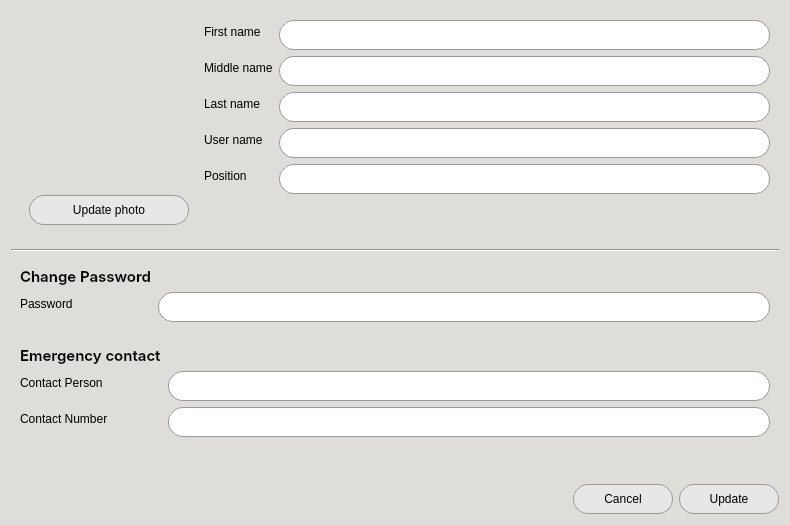
Qt form CAI_PyQt/CAI_Admin/UI/FormEditUser.ui (CPG19040/CPG19040) before a commit.
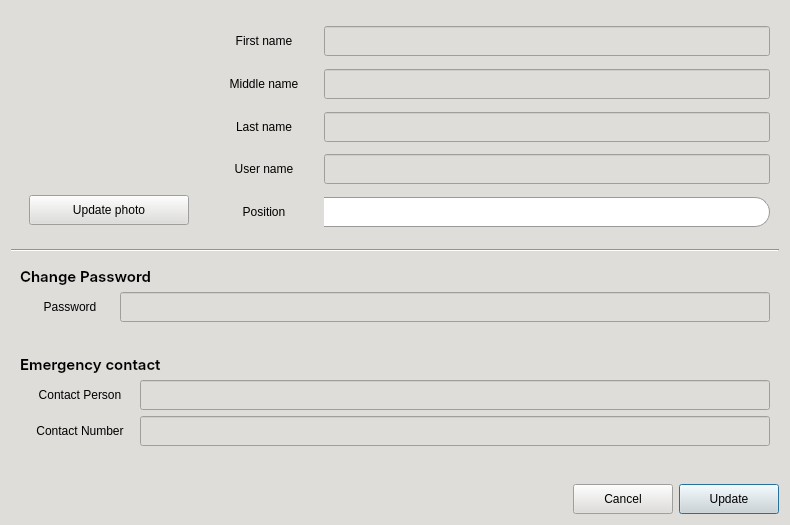
The same form after that commit. Icons and pictures are not drawn.

What changed in the file:
```diff
--- a/CAI_PyQt/CAI_Admin/UI/FormEditUser.ui
+++ b/CAI_PyQt/CAI_Admin/UI/FormEditUser.ui
@@ -31,9 +31,40 @@
 	color: black;
 }
 
-QPushButton {
+QPushButton[class=&quot;button-green&quot;] {
+	border: 1px solid #0a5128;
+    border-radius: 15px;
+    padding: 0px 10px 0px;
+    background: qlineargradient(x1:0, y1:0, x2:0, y2:1, 
+                                stop:0 #1ebd5d, 
+                                stop:1 #107f3f);
+    color: #FFF;
+    font: 10pt &quot;Inter SemiBold&quot;;
+}
+
+QPushButton[class=&quot;button-green&quot;]:hover {
+    background: qlineargradient(x1:0, y1:0, x2:0, y2:1, 
+                                stop:0 #2ecc71, 
+                                stop:1 #27AE60);
+}
+
+QPushButton[class=&quot;button-green&quot;]:pressed {
+    background: qlineargradient(x1:0, y1:0, x2:0, y2:1, 
+                                stop:0 #0b572a, 
+                                stop:1 #129046); 
+}
+
+QPushButton[class=&quot;button-green&quot;]:disabled {
+    background: #A5D6A7;
+    color: #E8F5E9;
+    opacity: 0.6;
+}
+
+*[class=&quot;button-normal&quot;] {
 	font: 10pt &quot;Inter&quot;;
-	background-color: #e7e7e7;
+	background: qlineargradient(x1:0, y1:0, x2:0, y2:1, 
+                                stop:0 #ffffff, 
+                                stop:1 #d8ecf6);
 	color: black;
 	border-radius: 15px;
 	border: 1px solid rgb(154, 153, 150);
@@ -43,21 +74,54 @@
 	background-color: white;
 }
 
-QLineEdit {
-	background-color: rgb(255, 255, 255); 
-	border-radius: 15px;
+*[class=&quot;button-normal&quot;]:pressed {
+    background: qlineargradient(x1:0, y1:0, x2:0, y2:1, 
+                                stop:0 #dce5e9, 
+                                stop:1 #ffffff);
+}
+
+*[class=&quot;button-normal&quot;]:disabled {
+	background: #f5f5f5;
+	border: 1px solid #dcdcdc;
+	color: #aeaeae;
+}
+
+*[class=&quot;input-field&quot;] {
+	background-color: transparent;
+}
+
+*[class=&quot;input-field&quot;] QLineEdit {
+	background-color: #ffffff;
 	border: 1px solid #999;
-	padding: 0px 15px;
+	border-left: none;
+	border-top-right-radius: 15px;
+	border-bottom-right-radius: 15px;
+	padding: 0px 8px;
+	color: black;
+}
+
+*[class=&quot;input-field&quot;] QLabel {
+	background-color: rgb(192, 191, 188);
+	border-left: 1px solid #999;
+	border-top: 1px solid #999;
+	border-bottom: 1px solid #999;
+	border-right: none;
+	border-top-left-radius: 15px;
+	border-bottom-left-radius: 15px;
+	padding-left: 8px;
+	color: black;
 }
 
 QComboBox {
     border: 1px solid #999;
-    border-radius: 15px; /* Fully rounded pills */
-    padding: 0px 15px 0px;
+    border-left: none;
+    padding: 0px 10px;
     background-color: #ffffff;
     color: #333333;
-    font: 10pt &quot;Inter Medium&quot;; /* Consolidated font settings */
+    font: 10pt &quot;Inter Medium&quot;;
     selection-background-color: #7eb4d7;
+	border-top-right-radius: 15px;
+	border-bottom-right-radius: 15px;
 }
 
 QComboBox:focus, QLineEdit:focus {
@@ -173,7 +237,10 @@
       </item>
       <item>
        <widget class="QWidget" name="grp_info" native="true">
-        <layout class="QFormLayout" name="formLayout_3">
+        <layout class="QVBoxLayout" name="verticalLayout_2">
+         <property name="spacing">
+          <number>0</number>
+         </property>
          <property name="leftMargin">
           <number>0</number>
          </property>
@@ -186,14 +253,50 @@
          <property name="bottomMargin">
           <number>0</number>
          </property>
-         <item row="0" column="0">
+         <item>
+          <widget class="QWidget" name="widget_2" native="true">
+           <property name="class" stdset="0">
+            <string>input-field</string>
+           </property>
+           <layout class="QHBoxLayout" name="horizontalLayout_3">
+            <property name="spacing">
+             <number>0</number>
+            </property>
+            <property name="leftMargin">
+             <number>0</number>
+            </property>
+            <property name="topMargin">
+             <number>0</number>
+            </property>
+            <property name="rightMargin">
+             <number>0</number>
+            </property>
+            <property name="bottomMargin">
+             <number>0</number>
+            </property>
+            <item>
           <widget class="QLabel" name="label_8">
+              <property name="minimumSize">
+               <size>
+                <width>120</width>
+                <height>30</height>
+               </size>
+              </property>
+              <property name="maximumSize">
+               <size>
+                <width>120</width>
+                <height>30</height>
+               </size>
+              </property>
            <property name="text">
             <string>First name</string>
            </property>
-          </widget>
-         </item>
-         <item row="0" column="1">
+              <property name="alignment">
+               <set>Qt::AlignCenter</set>
+              </property>
+             </widget>
+            </item>
+            <item>
           <widget class="QLineEdit" name="lineEdit_firstname">
            <property name="minimumSize">
             <size>
@@ -206,14 +309,53 @@
            </property>
           </widget>
          </item>
-         <item row="1" column="0">
+           </layout>
+          </widget>
+         </item>
+         <item>
+          <widget class="QWidget" name="widget_4" native="true">
+           <property name="class" stdset="0">
+            <string>input-field</string>
+           </property>
+           <layout class="QHBoxLayout" name="horizontalLayout_4">
+            <property name="spacing">
+             <number>0</number>
+            </property>
+            <property name="leftMargin">
+             <number>0</number>
+            </property>
+            <property name="topMargin">
+             <number>0</number>
+            </property>
+            <property name="rightMargin">
+             <number>0</number>
+            </property>
+            <property name="bottomMargin">
+             <number>0</number>
+            </property>
+            <item>
           <widget class="QLabel" name="label_9">
+              <property name="minimumSize">
+               <size>
+                <width>120</width>
+                <height>30</height>
+               </size>
+              </property>
+              <property name="maximumSize">
+               <size>
+                <width>120</width>
+                <height>30</height>
+               </size>
+              </property>
            <property name="text">
             <string>Middle name</string>
            </property>
-          </widget>
-         </item>
-         <item row="1" column="1">
+              <property name="alignment">
+               <set>Qt::AlignCenter</set>
+              </property>
+             </widget>
+            </item>
+            <item>
           <widget class="QLineEdit" name="lineEdit_middlename">
            <property name="minimumSize">
             <size>
@@ -226,14 +368,53 @@
            </property>
           </widget>
          </item>
-         <item row="2" column="0">
+           </layout>
+          </widget>
+         </item>
+         <item>
+          <widget class="QWidget" name="widget_5" native="true">
+           <property name="class" stdset="0">
+            <string>input-field</string>
+           </property>
+           <layout class="QHBoxLayout" name="horizontalLayout_5">
+            <property name="spacing">
+             <number>0</number>
+            </property>
+            <property name="leftMargin">
+             <number>0</number>
+            </property>
+            <property name="topMargin">
+             <number>0</number>
+            </property>
+            <property name="rightMargin">
+             <number>0</number>
+            </property>
+            <property name="bottomMargin">
+             <number>0</number>
+            </property>
+            <item>
           <widget class="QLabel" name="label_10">
+              <property name="minimumSize">
+               <size>
+                <width>120</width>
+                <height>30</height>
+               </size>
+              </property>
+              <property name="maximumSize">
+               <size>
+                <width>120</width>
+                <height>30</height>
+               </size>
+              </property>
            <property name="text">
             <string>Last name</string>
            </property>
-          </widget>
-         </item>
-         <item row="2" column="1">
+              <property name="alignment">
+               <set>Qt::AlignCenter</set>
+              </property>
+             </widget>
+            </item>
+            <item>
           <widget class="QLineEdit" name="lineEdit_lastname">
            <property name="minimumSize">
             <size>
@@ -246,14 +427,53 @@
            </property>
           </widget>
          </item>
-         <item row="3" column="0">
+           </layout>
+          </widget>
+         </item>
+         <item>
+          <widget class="QWidget" name="widget_6" native="true">
+           <property name="class" stdset="0">
+            <string>input-field</string>
+           </property>
+           <layout class="QHBoxLayout" name="horizontalLayout_6">
+            <property name="spacing">
+             <number>0</number>
+            </property>
+            <property name="leftMargin">
+             <number>0</number>
+            </property>
+            <property name="topMargin">
+             <number>0</number>
+            </property>
+            <property name="rightMargin">
+             <number>0</number>
+            </property>
+            <property name="bottomMargin">
+             <number>0</number>
+            </property>
+            <item>
           <widget class="QLabel" name="label_11">
+              <property name="minimumSize">
+               <size>
+                <width>120</width>
+                <height>30</height>
+               </size>
+              </property>
+              <property name="maximumSize">
+               <size>
+                <width>120</width>
+                <height>30</height>
+               </size>
+              </property>
            <property name="text">
             <string>User name</string>
            </property>
-          </widget>
-         </item>
-         <item row="3" column="1">
+              <property name="alignment">
+               <set>Qt::AlignCenter</set>
+              </property>
+             </widget>
+            </item>
+            <item>
           <widget class="QLineEdit" name="lineEdit_username">
            <property name="minimumSize">
             <size>
@@ -266,27 +486,69 @@
            </property>
           </widget>
          </item>
-         <item row="4" column="1">
-          <widget class="QComboBox" name="comboBox_position">
-           <property name="minimumSize">
-            <size>
-             <width>0</width>
-             <height>30</height>
-            </size>
-           </property>
-           <property name="styleSheet">
-            <string notr="true"/>
-           </property>
-           <property name="editable">
-            <bool>true</bool>
-           </property>
+           </layout>
           </widget>
          </item>
-         <item row="4" column="0">
+         <item>
+          <widget class="QWidget" name="widget_7" native="true">
+           <property name="class" stdset="0">
+            <string>input-field</string>
+           </property>
+           <layout class="QHBoxLayout" name="horizontalLayout_7">
+            <property name="spacing">
+             <number>0</number>
+            </property>
+            <property name="leftMargin">
+             <number>0</number>
+            </property>
+            <property name="topMargin">
+             <number>0</number>
+            </property>
+            <property name="rightMargin">
+             <number>0</number>
+            </property>
+            <property name="bottomMargin">
+             <number>0</number>
+            </property>
+            <item>
           <widget class="QLabel" name="label_13">
+              <property name="minimumSize">
+               <size>
+                <width>120</width>
+                <height>30</height>
+               </size>
+              </property>
+              <property name="maximumSize">
+               <size>
+                <width>120</width>
+                <height>30</height>
+               </size>
+              </property>
            <property name="text">
             <string>Position</string>
            </property>
+              <property name="alignment">
+               <set>Qt::AlignCenter</set>
+              </property>
+             </widget>
+            </item>
+            <item>
+             <widget class="QComboBox" name="comboBox_position">
+              <property name="minimumSize">
+               <size>
+                <width>0</width>
+                <height>30</height>
+               </size>
+              </property>
+              <property name="styleSheet">
+               <string notr="true"/>
+              </property>
+              <property name="editable">
+               <bool>true</bool>
+              </property>
+             </widget>
+            </item>
+           </layout>
           </widget>
          </item>
         </layout>
@@ -310,8 +572,8 @@
      <property name="styleSheet">
       <string notr="true"/>
      </property>
-     <layout class="QFormLayout" name="formLayout_6">
-      <item row="0" column="0">
+     <layout class="QVBoxLayout" name="verticalLayout_3">
+      <item>
        <widget class="QLabel" name="label_25">
         <property name="font">
          <font>
@@ -326,14 +588,47 @@
         </property>
        </widget>
       </item>
-      <item row="1" column="0">
+      <item>
+       <widget class="QWidget" name="widget_8" native="true">
+        <property name="class" stdset="0">
+         <string>input-field</string>
+        </property>
+        <layout class="QHBoxLayout" name="horizontalLayout_8">
+         <property name="spacing">
+          <number>0</number>
+         </property>
+         <property name="leftMargin">
+          <number>0</number>
+         </property>
+         <property name="topMargin">
+          <number>0</number>
+         </property>
+         <property name="rightMargin">
+          <number>0</number>
+         </property>
+         <item>
        <widget class="QLabel" name="label_12">
+           <property name="minimumSize">
+            <size>
+             <width>100</width>
+             <height>30</height>
+            </size>
+           </property>
+           <property name="maximumSize">
+            <size>
+             <width>16777215</width>
+             <height>30</height>
+            </size>
+           </property>
         <property name="text">
          <string>Password</string>
         </property>
-       </widget>
-      </item>
-      <item row="1" column="1">
+           <property name="alignment">
+            <set>Qt::AlignCenter</set>
+           </property>
+          </widget>
+         </item>
+         <item>
        <widget class="QLineEdit" name="lineEdit_password">
         <property name="minimumSize">
          <size>
@@ -352,6 +647,9 @@
      </layout>
     </widget>
    </item>
+     </layout>
+    </widget>
+   </item>
    <item>
     <widget class="QWidget" name="widget_form_2" native="true">
      <property name="enabled">
@@ -360,8 +658,8 @@
      <property name="styleSheet">
       <string notr="true"/>
      </property>
-     <layout class="QFormLayout" name="formLayout_5">
-      <item row="0" column="0">
+     <layout class="QVBoxLayout" name="verticalLayout_4">
+      <item>
        <widget class="QLabel" name="label_24">
         <property name="font">
          <font>
@@ -376,7 +674,50 @@
         </property>
        </widget>
       </item>
-      <item row="1" column="1">
+      <item>
+       <widget class="QWidget" name="widget_9" native="true">
+        <property name="class" stdset="0">
+         <string>input-field</string>
+        </property>
+        <layout class="QHBoxLayout" name="horizontalLayout_9">
+         <property name="spacing">
+          <number>0</number>
+         </property>
+         <property name="leftMargin">
+          <number>0</number>
+         </property>
+         <property name="topMargin">
+          <number>0</number>
+         </property>
+         <property name="rightMargin">
+          <number>0</number>
+         </property>
+         <property name="bottomMargin">
+          <number>0</number>
+         </property>
+         <item>
+          <widget class="QLabel" name="label_22">
+           <property name="minimumSize">
+            <size>
+             <width>120</width>
+             <height>30</height>
+            </size>
+           </property>
+           <property name="maximumSize">
+            <size>
+             <width>16777215</width>
+             <height>30</height>
+            </size>
+           </property>
+           <property name="text">
+            <string>Contact Person</string>
+           </property>
+           <property name="alignment">
+            <set>Qt::AlignCenter</set>
+           </property>
+          </widget>
+         </item>
+         <item>
        <widget class="QLineEdit" name="txtContactPerson">
         <property name="minimumSize">
          <size>
@@ -389,14 +730,53 @@
         </property>
        </widget>
       </item>
-      <item row="2" column="0">
+        </layout>
+       </widget>
+      </item>
+      <item>
+       <widget class="QWidget" name="widget_11" native="true">
+        <property name="class" stdset="0">
+         <string>input-field</string>
+        </property>
+        <layout class="QHBoxLayout" name="horizontalLayout_11">
+         <property name="spacing">
+          <number>0</number>
+         </property>
+         <property name="leftMargin">
+          <number>0</number>
+         </property>
+         <property name="topMargin">
+          <number>0</number>
+         </property>
+         <property name="rightMargin">
+          <number>0</number>
+         </property>
+         <property name="bottomMargin">
+          <number>0</number>
+         </property>
+         <item>
        <widget class="QLabel" name="label_23">
+           <property name="minimumSize">
+            <size>
+             <width>120</width>
+             <height>30</height>
+            </size>
+           </property>
+           <property name="maximumSize">
+            <size>
+             <width>16777215</width>
+             <height>30</height>
+            </size>
+           </property>
         <property name="text">
          <string>Contact Number</string>
         </property>
-       </widget>
-      </item>
-      <item row="2" column="1">
+           <property name="alignment">
+            <set>Qt::AlignCenter</set>
+           </property>
+          </widget>
+         </item>
+         <item>
        <widget class="QLineEdit" name="txtContactNum">
         <property name="minimumSize">
          <size>
@@ -409,11 +789,7 @@
         </property>
        </widget>
       </item>
-      <item row="1" column="0">
-       <widget class="QLabel" name="label_22">
-        <property name="text">
-         <string>Contact Person</string>
-        </property>
+        </layout>
        </widget>
       </item>
      </layout>
```
Left out of the diff: 15 changed lines with no effect on the pictures. Lines whose indentation alone changed are shown as unchanged.
